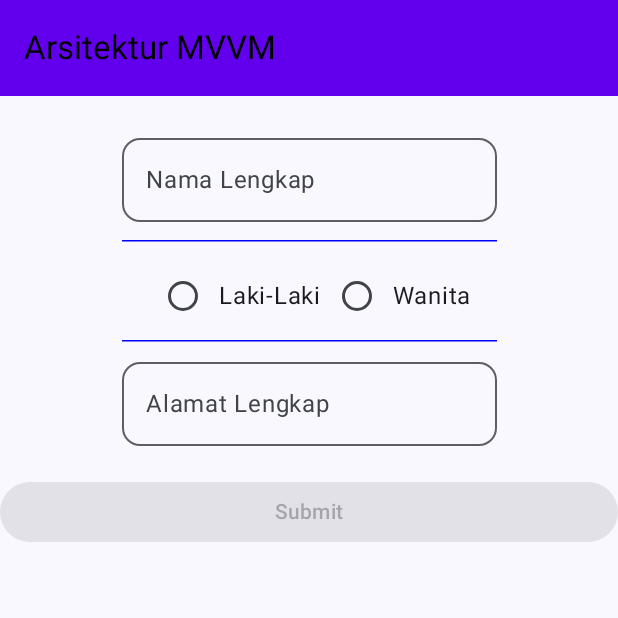
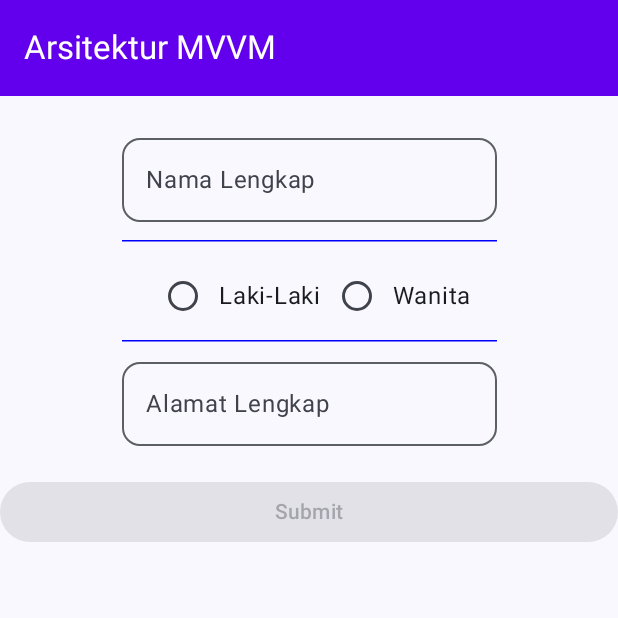
Before and after one commit to Viaasyafrina16/ArsitekturMVVM, an Android app built with Jetpack Compose: the screen it shows after launch (MainActivity), on a phone screen of 412 x 824 dp, the top half of it. Run offline under Robolectric (Android 15) with nearby library versions, the phone set to English and light mode, and no system bars.

Commit message:
Mengganti warna text White

```diff
--- a/app/src/main/java/com/example/arsitekturmvvm/view/uicontroller/FormSiswa.kt
+++ b/app/src/main/java/com/example/arsitekturmvvm/view/uicontroller/FormSiswa.kt
@@ -54,7 +54,7 @@ fun FormSiswa(
                 title = {
                     Text(
                         text = stringResource(id = R.string.app_name),
-                        color = Color.Black
+                        color = Color.White
                     )
                 },
                 colors = TopAppBarDefaults.mediumTopAppBarColors(containerColor = colorResource(id = R.color.purple_500))
```
